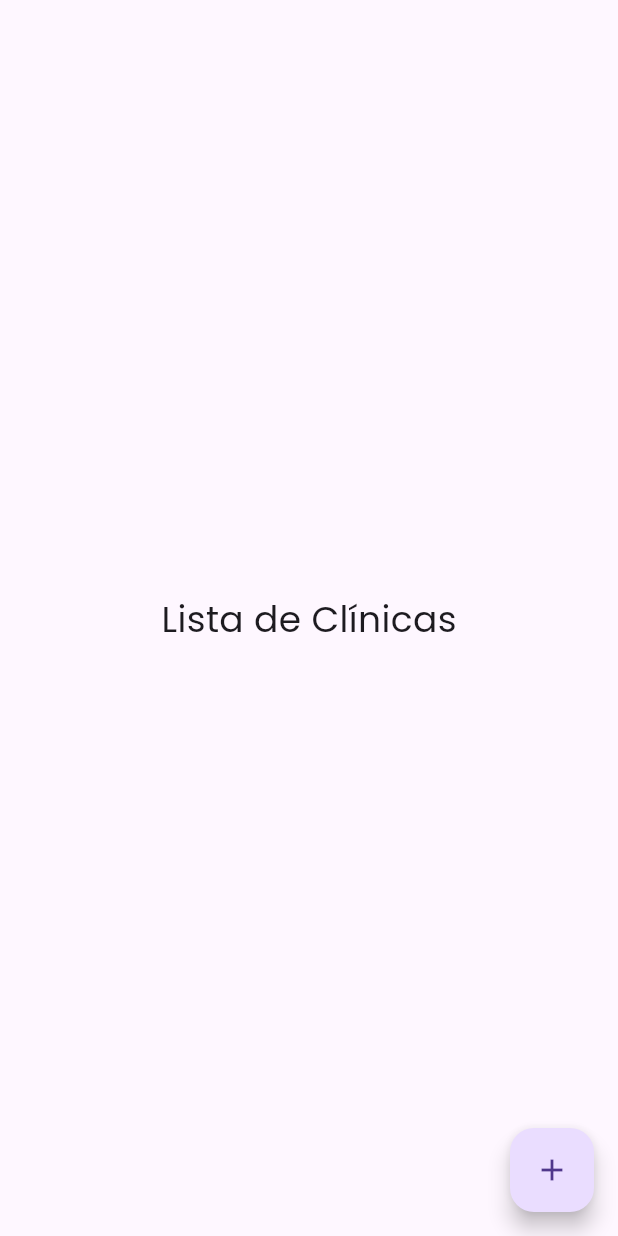
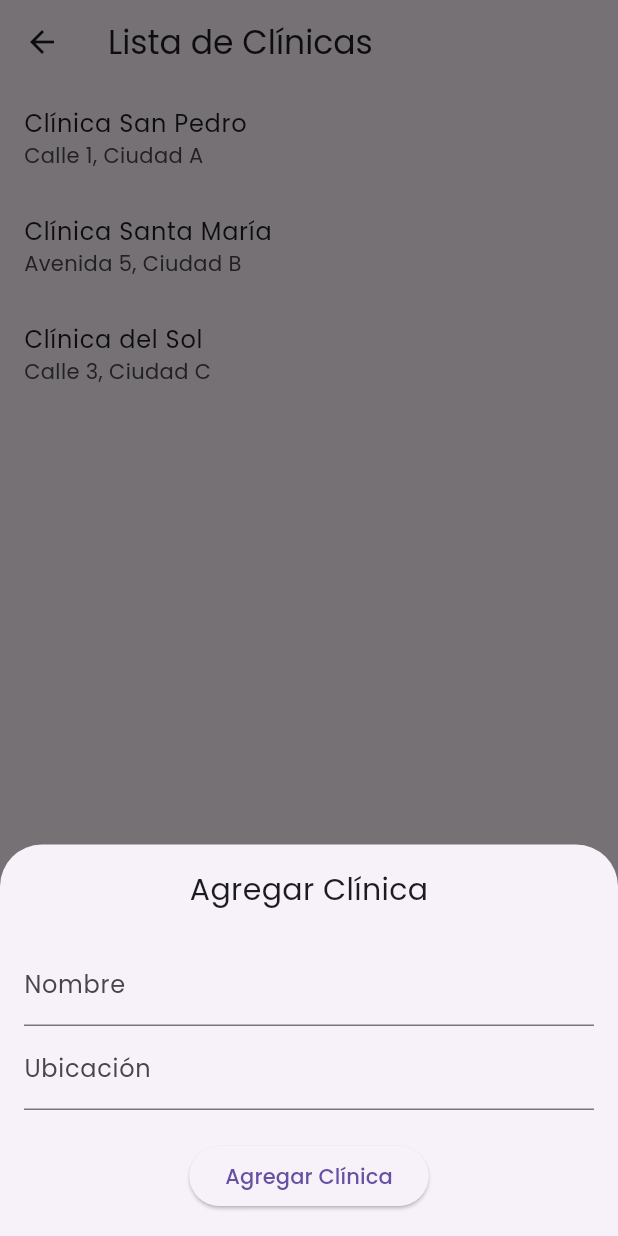
Before and after one commit to manuelduarte077/news-analyzer-api, a Flutter app: the ClinicaListScreen screen opened directly, after a tap on the "add" icon, on a phone screen of 412 x 824 dp. Run offline on Flutter 3.47's test engine with Material 3 defaults, Android fonts, the phone set to English and light mode, and no system bars; drawn by our look-alikes of toastification; our stand-ins replace firebase_auth, firebase_core, firebase_crashlytics, flutter_riverpod, flutter_screenutil, go_router and 1 more; accounts and stored records are empty; network calls fail; statements that could not run were skipped.

Commit message:
feat: add clinic detail panel and enhance clinic list functionality

```diff
--- a/dashboard/lib/features/clinica/clinica_list.dart
+++ b/dashboard/lib/features/clinica/clinica_list.dart
@@ -1,16 +1,101 @@
+import 'package:dashboard/features/clinica/clinica_detail_panel.dart';
 import 'package:flutter/material.dart';
+import 'package:go_router/go_router.dart';
 
-class ClinicaListScreen extends StatelessWidget {
+class Clinica {
+  final String nombre;
+  final String ubicacion;
+
+  Clinica({required this.nombre, required this.ubicacion});
+}
+
+class ClinicaListScreen extends StatefulWidget {
   const ClinicaListScreen({super.key});
 
   @override
+  State<ClinicaListScreen> createState() => _ClinicaListScreenState();
+}
+
+class _ClinicaListScreenState extends State<ClinicaListScreen> {
+  final List<Clinica> clinicas = [
+    Clinica(nombre: 'Clínica San Pedro', ubicacion: 'Calle 1, Ciudad A'),
+    Clinica(nombre: 'Clínica Santa María', ubicacion: 'Avenida 5, Ciudad B'),
+    Clinica(nombre: 'Clínica del Sol', ubicacion: 'Calle 3, Ciudad C'),
+  ];
+
+  Clinica? selectedClinica;
+
+  @override
   Widget build(BuildContext context) {
+    final bool isMobile = MediaQuery.of(context).size.width < 600;
+
     return Scaffold(
-      body: const Center(
-        child: Text('Lista de Clínicas', style: TextStyle(fontSize: 24)),
+      appBar: AppBar(
+        title: const Text('Lista de Clínicas'),
+      ),
+      body: Row(
+        children: [
+          Expanded(
+            flex: 2,
+            child: ListView.builder(
+              itemCount: clinicas.length,
+              itemBuilder: (context, index) {
+                final clinica = clinicas[index];
+
+                return ListTile(
+                  title: Text(clinica.nombre),
+                  subtitle: Text(clinica.ubicacion),
+                  selected: selectedClinica == clinica,
+                  onTap: () {
+                    setState(() {
+                      selectedClinica = clinica;
+                    });
+                  },
+                );
+              },
+            ),
+          ),
+          if (!isMobile && selectedClinica != null)
+            Expanded(
+              flex: 3,
+              child: ClinicaDetailPanel(clinica: selectedClinica!),
+            ),
+        ],
       ),
       floatingActionButton: FloatingActionButton(
-        onPressed: () {},
+        onPressed: () {
+          showModalBottomSheet(
+            context: context,
+            builder: (context) {
+              return Padding(
+                padding: const EdgeInsets.all(16.0),
+                child: Column(
+                  mainAxisSize: MainAxisSize.min,
+                  children: [
+                    const Text(
+                      'Agregar Clínica',
+                      style: TextStyle(fontSize: 20),
+                    ),
+                    const SizedBox(height: 20),
+                    const TextField(
+                      decoration: InputDecoration(labelText: 'Nombre'),
+                    ),
+                    const TextField(
+                      decoration: InputDecoration(labelText: 'Ubicación'),
+                    ),
+                    const SizedBox(height: 20),
+                    ElevatedButton(
+                      onPressed: () {
+                        context.pop();
+                      },
+                      child: const Text('Agregar Clínica'),
+                    ),
+                  ],
+                ),
+              );
+            },
+          );
+        },
         tooltip: 'Agregar Clínica',
         child: const Icon(Icons.add),
       ),
```
Also changed, not shown: dashboard/lib/features/auth/presentation/login_screen.dart (+9 -1 lines), dashboard/lib/features/clinica/clinica_detail_panel.dart (added, +33 -0 lines), dashboard/lib/features/home/home_page.dart (+11 -4 lines).
